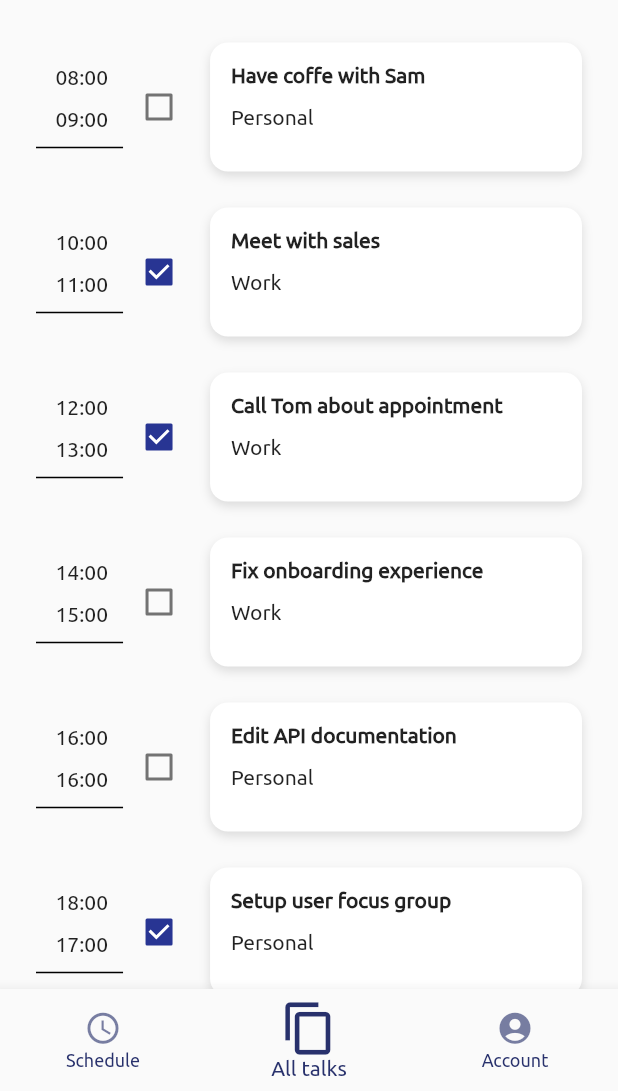
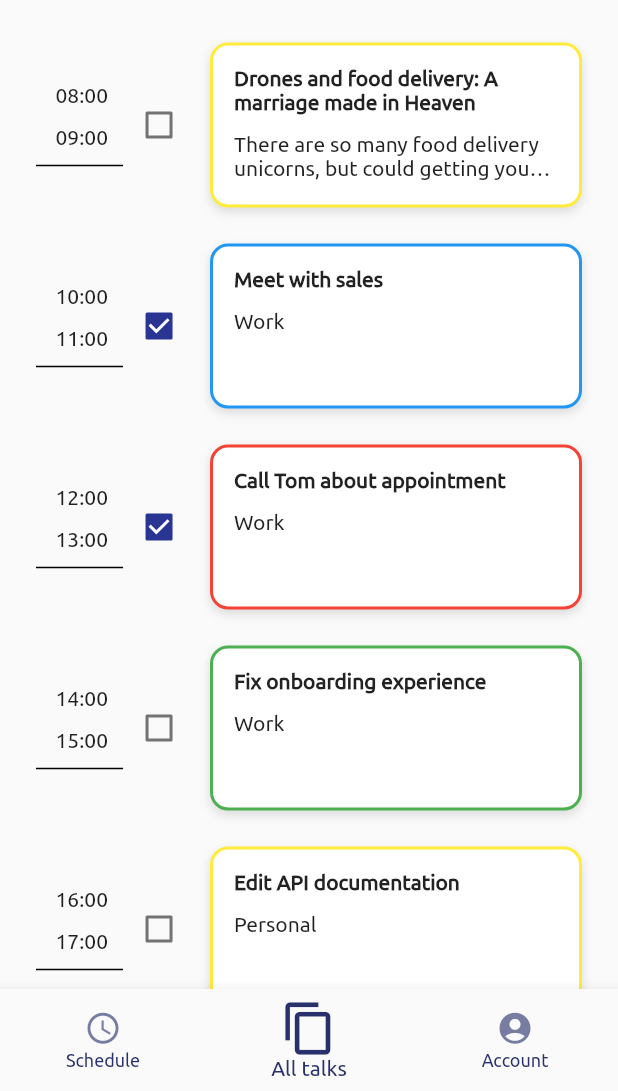
Before and after one commit to softeng-feup/open-cx-facas, a Flutter app: the MenuPage screen opened directly, on a phone screen of 412 x 824 dp, the part 145-1236 px from its top. Run offline on Flutter 3.47's test engine with Material 2 defaults, Android fonts, the phone set to English and light mode, and no system bars.

Commit message:
Adding Color and Dates to Talk Class, Adding Color to border of schedule

```diff
--- a/AgendappDEMO/lib/Components/displayContent.dart
+++ b/AgendappDEMO/lib/Components/displayContent.dart
@@ -8,9 +8,10 @@ Widget displayContent(Talk talk) {
       padding: const EdgeInsets.only(top: 12.0, bottom: 12.0),
       child: Container(
         padding: const EdgeInsets.all(14.0),
-        height: 86,
+        height: 110,
         decoration: BoxDecoration(
             color: Colors.white,
+            border: Border.all(width: 2, color: talk.color),
             borderRadius: BorderRadius.all(Radius.circular(12)),
             boxShadow: [
               BoxShadow(
@@ -22,15 +23,20 @@ Widget displayContent(Talk talk) {
           crossAxisAlignment: CrossAxisAlignment.start,
           children: <Widget>[
             Text(
-              talk.task,
+              talk.name,
               style: TextStyle(fontWeight: FontWeight.bold),
+              overflow: TextOverflow.ellipsis,
+                maxLines: 2
             ),
             SizedBox(
               height: 12,
             ),
-            Text(talk.desc)
+            Text(talk.information,
+                overflow: TextOverflow.ellipsis,
+            maxLines: 2)
           ],
         ),
+
       ),
     ),
   );
--- a/AgendappDEMO/lib/Model/Talk.dart
+++ b/AgendappDEMO/lib/Model/Talk.dart
@@ -1,11 +1,12 @@
+import 'dart:ui';
+
 class Talk {
-  final String initialTime;
-  final String finalTime;
-  final String task;
-  final String desc;
+  DateTime dateInitial;
+  DateTime dateFinal;
+  String name;
+  String information;
+  Color color;
   bool selected;
 
-  Talk(this.initialTime, this.finalTime, this.task, this.desc, bool selected) {
-    this.selected = selected;
-  }
+  Talk(this.dateInitial, this.dateFinal, this.name, this.information, this.color, this.selected);
 }
--- a/AgendappDEMO/lib/Screens/All_Talks_Screen/list_all_talks.dart
+++ b/AgendappDEMO/lib/Screens/All_Talks_Screen/list_all_talks.dart
@@ -2,6 +2,7 @@ import 'package:flutter/material.dart';
 import 'package:flutter_login_page/Components/displayTime.dart';
 import 'package:flutter_login_page/Model/Talk.dart';
 import 'package:flutter_login_page/Components/displayContent.dart';
+import 'package:intl/intl.dart';
 
 class AllTalkPage extends StatefulWidget {
   final List<Talk> talkList;
@@ -27,8 +28,8 @@ class _AllTalkPageState extends State<AllTalkPage> {
           child: Row(
             children: <Widget>[
               displayTime(
-                  widget.talkList[index].initialTime,
-                  widget.talkList[index].finalTime),
+                  new DateFormat("HH:mm").format(widget.talkList[index].dateInitial),
+                  new DateFormat("HH:mm").format(widget.talkList[index].dateFinal)),
               lineStyle(
                   context, iconSize, widget.talkList.length,
                   widget.talkList[index]),
--- a/AgendappDEMO/lib/Screens/MenuOpen.dart
+++ b/AgendappDEMO/lib/Screens/MenuOpen.dart
@@ -7,12 +7,12 @@ import 'package:flutter_login_page/Screens/All_Talks_Screen/AllTalks.dart';
 import 'package:flutter_login_page/Screens/Schedule_List_Screen/home.dart';
 
 final List<Talk> _talkList = [
-    new Talk("08:00", "09:00", "Have coffe with Sam", "Personal", false),
-    new Talk("10:00", "11:00", "Meet with sales", "Work", true),
-    new Talk("12:00", "13:00", "Call Tom about appointment", "Work", true),
-    new Talk("14:00", "15:00", "Fix onboarding experience", "Work", false),
-    new Talk("16:00", "16:00", "Edit API documentation", "Personal", false),
-    new Talk("18:00", "17:00", "Setup user focus group", "Personal", true),
+    new Talk(new DateTime(2019, 12, 8, 8, 0), new DateTime(2019, 12, 8, 9, 0), "Drones and food delivery: A marriage made in Heaven", "There are so many food delivery unicorns, but could getting your food delivery be bad for the planet?", Colors.yellow, false),
+    new Talk(new DateTime(2019, 12, 8, 10, 0), new DateTime(2019, 12, 8, 11, 0), "Meet with sales", "Work", Colors.blue, true),
+    new Talk(new DateTime(2019, 12, 8, 12, 0), new DateTime(2019, 12, 8, 13, 0), "Call Tom about appointment", "Work", Colors.red, true),
+    new Talk(new DateTime(2019, 12, 8, 14, 0), new DateTime(2019, 12, 8, 15, 0), "Fix onboarding experience", "Work", Colors.green, false),
+    new Talk(new DateTime(2019, 12, 8, 16, 0), new DateTime(2019, 12, 8, 17, 0), "Edit API documentation", "Personal", Colors.yellow, false),
+    new Talk(new DateTime(2019, 12, 8, 18, 0), new DateTime(2019, 12, 8, 19, 0), "Setup user focus group", "Personal", Colors.green, true),
   ];
 
 
--- a/AgendappDEMO/lib/Screens/Schedule_List_Screen/list_talks.dart
+++ b/AgendappDEMO/lib/Screens/Schedule_List_Screen/list_talks.dart
@@ -2,6 +2,7 @@ import 'package:flutter/material.dart';
 import 'package:flutter_login_page/Components/displayTime.dart';
 import 'package:flutter_login_page/Model/Talk.dart';
 import 'package:flutter_login_page/Components/displayContent.dart';
+import 'package:intl/intl.dart';
 
 class TalkPage extends StatefulWidget {
   final List<Talk> talkList;
@@ -38,8 +39,8 @@ class _TalkPageState extends State<TalkPage> {
           child: Row(
             children: <Widget>[
               displayTime(
-                  selectedTalks[index].initialTime,
-                  selectedTalks[index].finalTime),
+                  new DateFormat("HH:mm").format(widget.talkList[index].dateInitial),
+                  new DateFormat("HH:mm").format(widget.talkList[index].dateFinal)),
               lineStyle(
                   context, iconSize, selectedTalks.length,
                   selectedTalks[index]),
--- a/AgendappDEMO/pubspec.yaml
+++ b/AgendappDEMO/pubspec.yaml
@@ -19,6 +19,7 @@ environment:
 dependencies:
   flutter:
     sdk: flutter
+  intl: ^0.15.8
 
   # The following adds the Cupertino Icons font to your application.
   # Use with the CupertinoIcons class for iOS style icons.
```
Also changed, not shown: AgendappDEMO/pubspec.lock.
